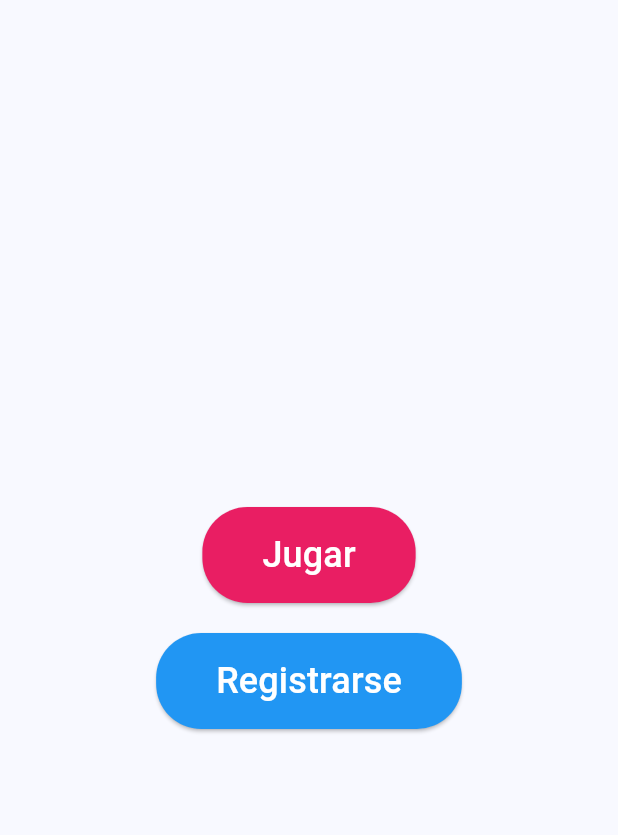
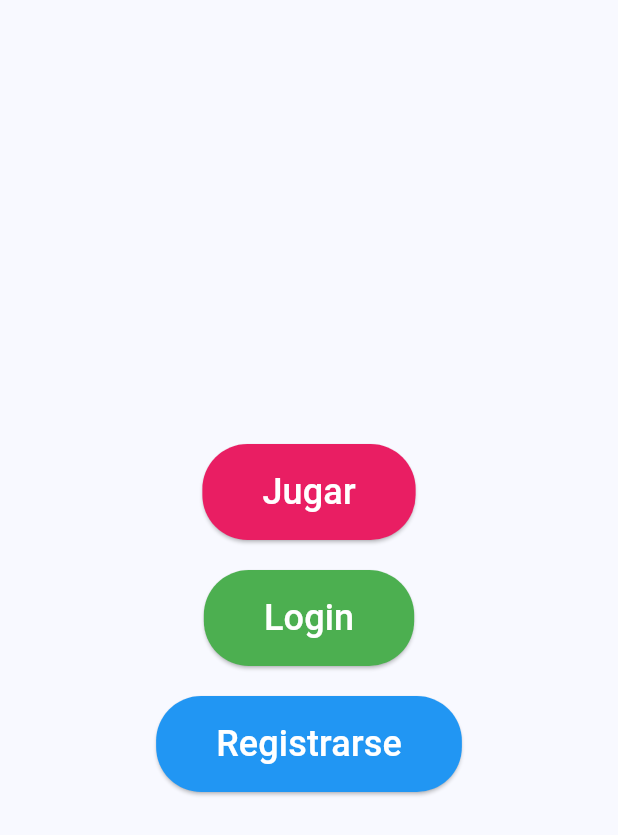
Before and after one commit to Edisonj4vier/EDU-RULETA, a Flutter app: the screen it shows after launch, on a phone screen of 412 x 824 dp. Shown: the top 835 px of the screen. Run offline on Flutter 3.47's test engine with Material 3 defaults, Android fonts, the phone set to English and light mode, and no system bars; our stand-ins replace flutter_fortune_wheel.

Commit message:
Boton loguin- pagina loguin

```diff
--- a/Front-end_proyect/lib/main.dart
+++ b/Front-end_proyect/lib/main.dart
@@ -1,6 +1,7 @@
 import 'package:flutter/material.dart';
 import 'pantallas/pantalla_registro.dart';
 import 'widgets/pantalla_dashboard.dart';
+import 'pantallas/pantalla_login.dart'; // Asegúrate de crear este archivo
 
 void main() {
   runApp(const MyApp());
@@ -20,6 +21,7 @@ class MyApp extends StatelessWidget {
       home: const PaginaPrincipal(),
       routes: {
         '/registro': (context) => const PantallaRegistro(),
+        '/login': (context) => const PantallaLogin(), // Añade esta ruta
       },
     );
   }
@@ -33,11 +35,7 @@ class PaginaPrincipal extends StatelessWidget {
     return Scaffold(
       body: Container(
         decoration: const BoxDecoration(
-            // Si tienes una imagen de fondo, asegúrate de declararla en pubspec.yaml
-            // image: DecorationImage(
-            //   image: AssetImage('assets/background_image.png'),
-            //   fit: BoxFit.cover,
-            // ),
+            // Puedes agregar una imagen de fondo aquí si lo deseas
             ),
         child: Center(
           child: Column(
@@ -45,7 +43,6 @@ class PaginaPrincipal extends StatelessWidget {
             children: <Widget>[
               ElevatedButton(
                 onPressed: () {
-                  // Navegar directamente al dashboard del Invitado
                   Navigator.push(
                     context,
                     MaterialPageRoute(
@@ -73,7 +70,28 @@ class PaginaPrincipal extends StatelessWidget {
               const SizedBox(height: 20),
               ElevatedButton(
                 onPressed: () {
-                  // Navegar a la pantalla de registro
+                  Navigator.pushNamed(
+                      context, '/login'); // Navega a la página de login
+                },
+                style: ElevatedButton.styleFrom(
+                  backgroundColor: Colors.green, // Cambiado a verde
+                  shape: RoundedRectangleBorder(
+                    borderRadius: BorderRadius.circular(30.0),
+                  ),
+                  padding:
+                      const EdgeInsets.symmetric(horizontal: 40, vertical: 15),
+                ),
+                child: const Text(
+                  'Login', // Cambiado el texto a 'Login'
+                  style: TextStyle(
+                    color: Colors.white,
+                    fontSize: 24,
+                  ),
+                ),
+              ),
+              const SizedBox(height: 20),
+              ElevatedButton(
+                onPressed: () {
                   Navigator.pushNamed(context, '/registro');
                 },
                 style: ElevatedButton.styleFrom(
--- a/Front-end_proyect/lib/view/viewStudent/main.dart
+++ b/Front-end_proyect/lib/view/viewStudent/main.dart
@@ -1,6 +1,6 @@
 import 'package:flutter/material.dart';
 import '../../widgets/custom_drawer.dart';
-import '../viewStudent/game_screen.dart';
+import 'game_screen.dart';
 
 class StudentMainScreen extends StatelessWidget {
   const StudentMainScreen({Key? key}) : super(key: key);
```
Also changed, not shown: Front-end_proyect/lib/pantallas/pantalla_login.dart (added, +43 -0 lines).
